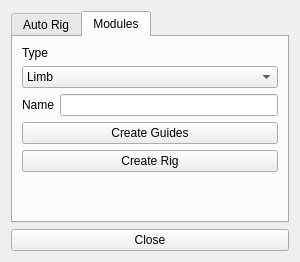
Old version of the form mf_autoRig/UI/mainWidget.ui in the repository Phantom138/MF_AutoRig.
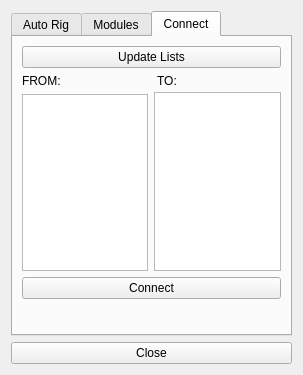
New version of the form. The open tabs and pages were chosen to show the change.

Commit message: connect, split arm and leg classes

Diff of the .ui file:
```diff
--- a/mf_autoRig/UI/mainWidget.ui
+++ b/mf_autoRig/UI/mainWidget.ui
@@ -6,8 +6,8 @@
    <rect>
     <x>0</x>
     <y>0</y>
-    <width>300</width>
-    <height>262</height>
+    <width>303</width>
+    <height>375</height>
    </rect>
   </property>
   <property name="minimumSize">
@@ -171,6 +171,75 @@
        </item>
       </layout>
      </widget>
+     <widget class="QWidget" name="tab_connect">
+      <attribute name="title">
+       <string>Connect</string>
+      </attribute>
+      <layout class="QVBoxLayout" name="verticalLayout_7">
+       <item>
+        <widget class="QPushButton" name="btn_updateLists">
+         <property name="text">
+          <string>Update Lists</string>
+         </property>
+        </widget>
+       </item>
+       <item>
+        <layout class="QHBoxLayout" name="horizontalLayout_4">
+         <item>
+          <layout class="QVBoxLayout" name="verticalLayout_6">
+           <item>
+            <widget class="QLabel" name="label_3">
+             <property name="text">
+              <string>FROM:</string>
+             </property>
+            </widget>
+           </item>
+           <item>
+            <widget class="QListWidget" name="conn_source"/>
+           </item>
+          </layout>
+         </item>
+         <item>
+          <layout class="QVBoxLayout" name="verticalLayout_5" stretch="0,0">
+           <property name="spacing">
+            <number>4</number>
+           </property>
+           <item>
+            <widget class="QLabel" name="label">
+             <property name="text">
+              <string> TO:</string>
+             </property>
+            </widget>
+           </item>
+           <item>
+            <widget class="QListWidget" name="conn_destination"/>
+           </item>
+          </layout>
+         </item>
+        </layout>
+       </item>
+       <item>
+        <widget class="QPushButton" name="btn_connect">
+         <property name="text">
+          <string>Connect</string>
+         </property>
+        </widget>
+       </item>
+       <item>
+        <spacer name="verticalSpacer_3">
+         <property name="orientation">
+          <enum>Qt::Vertical</enum>
+         </property>
+         <property name="sizeHint" stdset="0">
+          <size>
+           <width>20</width>
+           <height>40</height>
+          </size>
+         </property>
+        </spacer>
+       </item>
+      </layout>
+     </widget>
     </widget>
    </item>
    <item>
```
Left out of the diff: 19 changed lines with no effect on the pictures. The commit also changes 14 other files.
